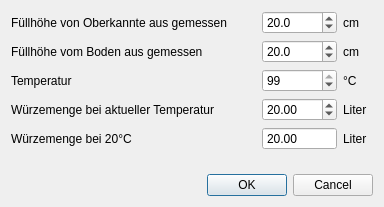
Qt form source/ui/EingabeHVolumen.ui (Gremmel/kleiner-brauhelfer) before a commit.
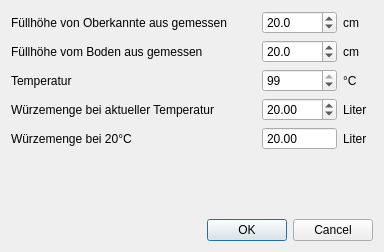
The same form after that commit.

```diff
--- a/source/ui/EingabeHVolumen.ui
+++ b/source/ui/EingabeHVolumen.ui
@@ -7,7 +7,7 @@
     <x>0</x>
     <y>0</y>
     <width>384</width>
-    <height>207</height>
+    <height>252</height>
    </rect>
   </property>
   <property name="windowTitle">
```
Left out of the diff: 12 changed lines with no effect on the pictures.
